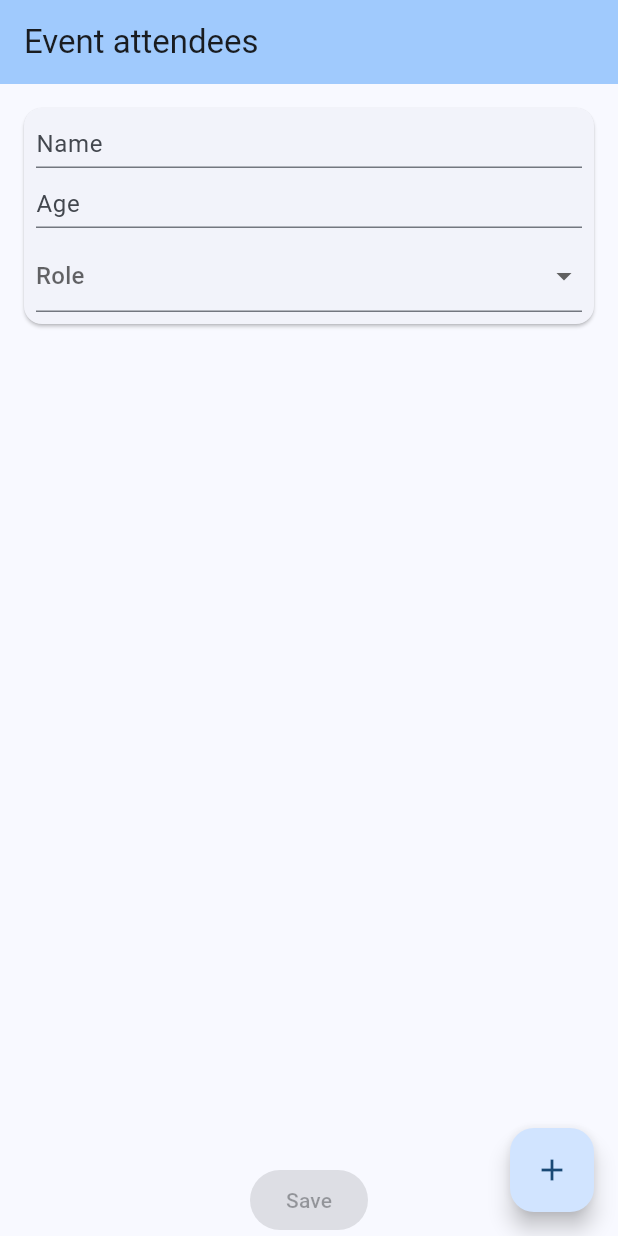
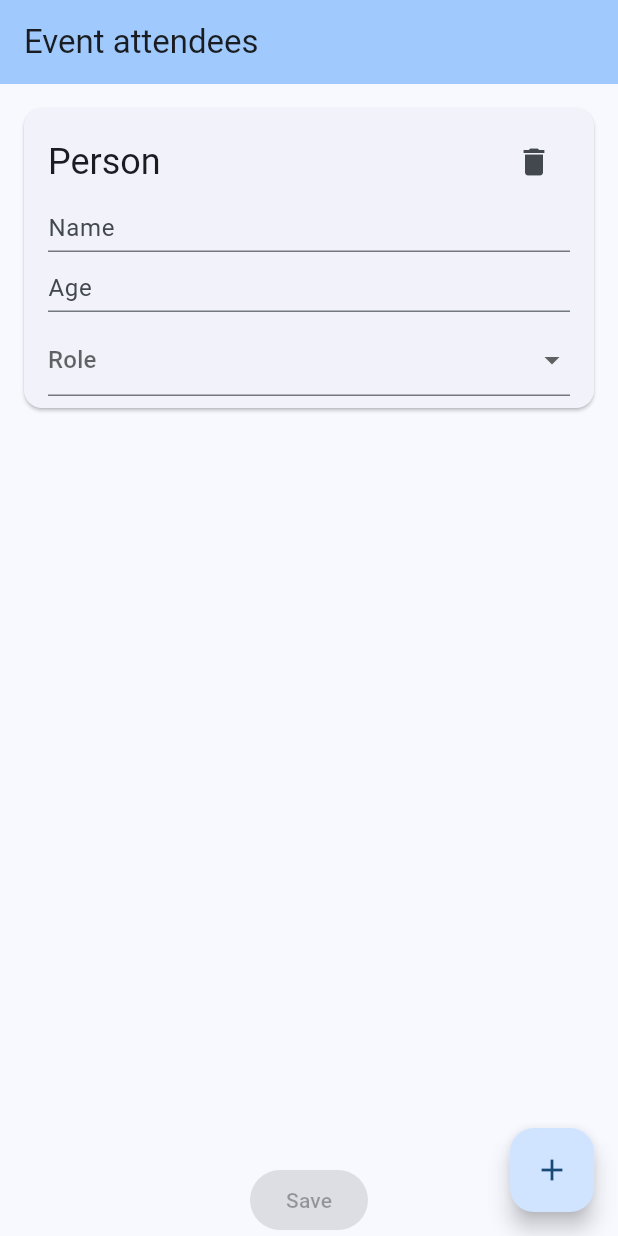
Before and after one commit to WieFel/person_form_bloc, a Flutter app: the screen it shows after launch, after a tap on the "add" icon, on a phone screen of 412 x 824 dp. Run offline on Flutter 3.47's test engine with Material 2 defaults, Android fonts, the phone set to English and light mode, and no system bars; our stand-ins replace bloc, equatable, flutter_bloc, formz.

Commit message:
Event attendee page works

```diff
--- /dev/null
+++ b/lib/event_attendee_page.dart
@@ -0,0 +1,57 @@
+import 'package:flutter/material.dart';
+import 'package:flutter_bloc/flutter_bloc.dart';
+
+import 'event_attendees/event_attendees.dart';
+import 'person_form/person_form.dart';
+
+class EventAttendeePage extends StatelessWidget {
+  const EventAttendeePage({super.key});
+
+  @override
+  Widget build(BuildContext context) {
+    return Scaffold(
+      appBar: AppBar(
+        backgroundColor: Theme.of(context).colorScheme.inversePrimary,
+        title: const Text('Event attendees'),
+      ),
+      body: SafeArea(
+        child: BlocBuilder<EventAttendeeBloc, EventAttendeeState>(
+          builder: (context, state) {
+            return Column(
+              children: [
+                Expanded(
+                  child: ListView.builder(
+                    itemCount: state.attendees.length,
+                    itemBuilder: (context, index) => BlocProvider<PersonFormCubit>(
+                      create: (context) => PersonFormCubit(state.attendees[index]),
+                      child: PersonForm(
+                        onChanged: (newAttendee) {
+                          context
+                              .read<EventAttendeeBloc>()
+                              .add(EventAttendeeChanged(index, newAttendee));
+                        },
+                        onDelete: () {
+                          context.read<EventAttendeeBloc>().add(EventAttendeeDeleted(index));
+                        },
+                      ),
+                    ),
+                  ),
+                ),
+                ElevatedButton(
+                  onPressed: state.isValid ? () => print('SAVED!') : null,
+                  child: const Text('Save'),
+                ),
+              ],
+            );
+          },
+        ),
+      ),
+      floatingActionButton: FloatingActionButton(
+        onPressed: () {
+          context.read<EventAttendeeBloc>().add(const EventAttendeeAdded());
+        },
+        child: const Icon(Icons.add),
+      ),
+    );
+  }
+}
--- /dev/null
+++ b/lib/event_attendees/event_attendees.dart
@@ -0,0 +1 @@
+export 'bloc/event_attendee_bloc.dart';
--- a/lib/main.dart
+++ b/lib/main.dart
@@ -1,8 +1,8 @@
 import 'package:flutter/material.dart';
 import 'package:flutter_bloc/flutter_bloc.dart';
+import 'package:person_form_bloc/event_attendee_page.dart';
 
 import 'event_attendees/bloc/event_attendee_bloc.dart';
-import 'person_form/person_form.dart';
 import 'simple_bloc_observer.dart';
 
 void main() {
@@ -28,50 +28,3 @@ class MyApp extends StatelessWidget {
     );
   }
 }
-
-class EventAttendeePage extends StatelessWidget {
-  const EventAttendeePage({super.key});
-
-  @override
-  Widget build(BuildContext context) {
-    return Scaffold(
-      appBar: AppBar(
-        backgroundColor: Theme.of(context).colorScheme.inversePrimary,
-        title: const Text('Event attendees'),
-      ),
-      body: SafeArea(
-        child: BlocBuilder<EventAttendeeBloc, EventAttendeeState>(
-          builder: (context, state) {
-            return Column(
-              children: [
-                Expanded(
-                  child: ListView.builder(
-                    itemCount: state.attendees.length,
-                    itemBuilder: (context, index) => BlocProvider<PersonFormCubit>(
-                      create: (context) => PersonFormCubit(state.attendees[index]),
-                      child: PersonForm(
-                        onChanged: (newAttendee) => context
-                            .read<EventAttendeeBloc>()
-                            .add(EventAttendeeChanged(index, newAttendee)),
-                      ),
-                    ),
-                  ),
-                ),
-                ElevatedButton(
-                  onPressed: state.isValid ? () => print('SAVED!') : null,
-                  child: const Text('Save'),
-                ),
-              ],
-            );
-          },
-        ),
-      ),
-      floatingActionButton: FloatingActionButton(
-        onPressed: () {
-          context.read<EventAttendeeBloc>().add(const EventAttendeeAdded());
-        },
-        child: const Icon(Icons.add),
-      ),
-    );
-  }
-}
--- a/lib/person_form/view/person_form.dart
+++ b/lib/person_form/view/person_form.dart
@@ -6,10 +6,12 @@ import '../widgets/widgets.dart';
 
 class PersonForm extends StatelessWidget {
   final ValueChanged<PersonFormState> onChanged;
+  final VoidCallback onDelete;
 
   const PersonForm({
     Key? key,
     required this.onChanged,
+    required this.onDelete,
   }) : super(key: key);
 
   @override
@@ -18,18 +20,26 @@ class PersonForm extends StatelessWidget {
       listener: (context, state) {
         onChanged(state);
       },
-      child: const Card(
-        margin: EdgeInsets.all(16.0),
+      child: Card(
+        margin: const EdgeInsets.all(16.0),
         child: Padding(
-          padding: EdgeInsets.all(8.0),
+          padding: const EdgeInsets.symmetric(vertical: 8.0, horizontal: 16.0),
           child: Column(
             mainAxisSize: MainAxisSize.min,
             children: [
-              NameField(),
-              SizedBox(height: 8.0),
-              AgeField(),
-              SizedBox(height: 8.0),
-              RoleDropdownButton(),
+              ListTile(
+                title: Text('Person', style: Theme.of(context).textTheme.headlineSmall),
+                trailing: IconButton(
+                  icon: const Icon(Icons.delete),
+                  onPressed: onDelete,
+                ),
+                contentPadding: EdgeInsets.zero,
+              ),
+              const NameField(),
+              const SizedBox(height: 8.0),
+              const AgeField(),
+              const SizedBox(height: 8.0),
+              const RoleDropdownButton(),
             ],
           ),
         ),
```
